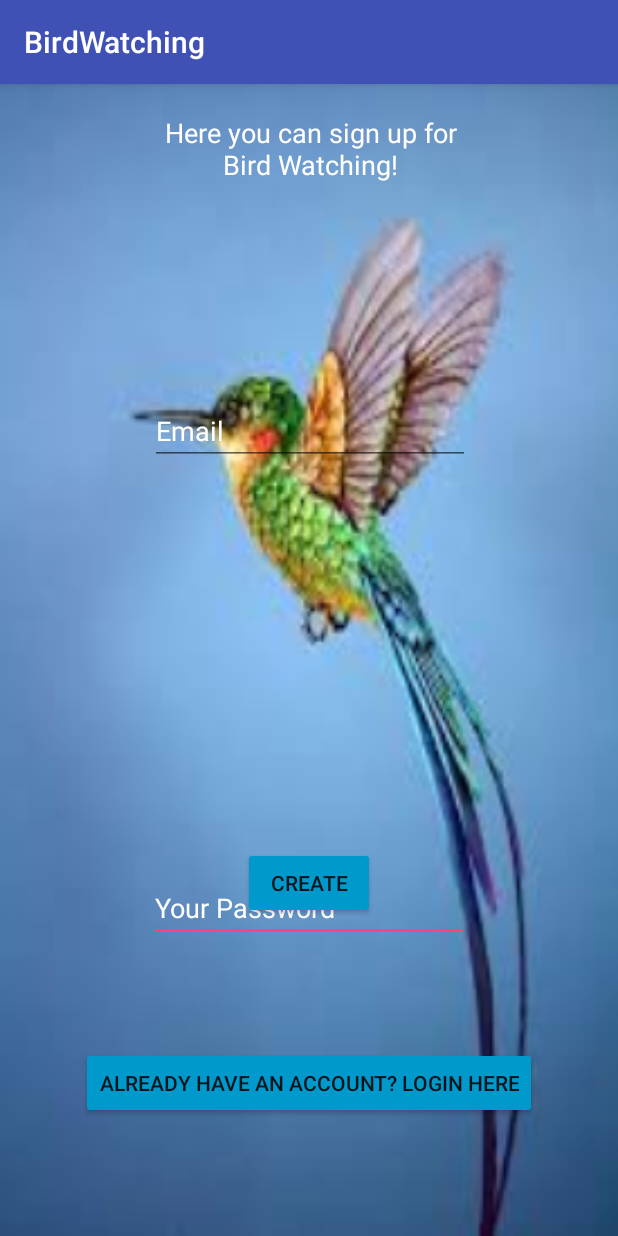
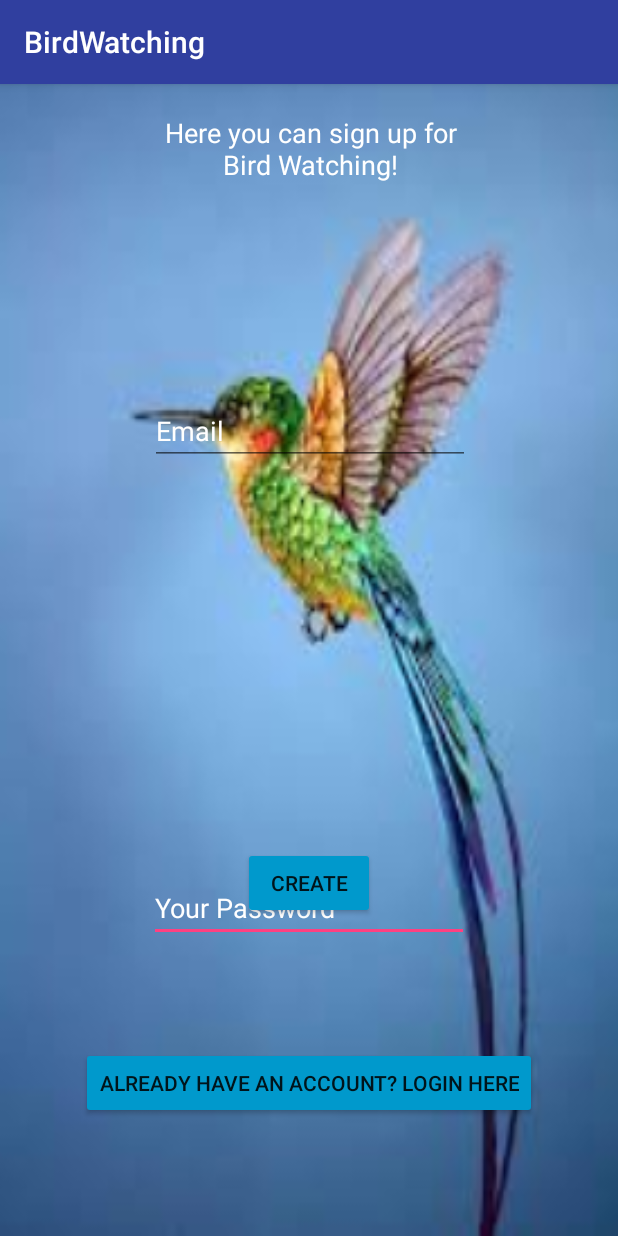
Before and after one commit to beepbeepboop/BirdWatching, an Android app: the SignUpActivity screen opened directly, with no data from a screen before it, on a phone screen of 412 x 824 dp. Run offline under Robolectric (Android 15) with nearby library versions, the phone set to English and light mode, and no system bars; our stand-ins replace Firebase (no records; nobody signed in at launch, a user with empty details on screens opened directly).

Commit message:
Made small changes, nothing major

```diff
--- a/app/src/main/res/values/styles.xml
+++ b/app/src/main/res/values/styles.xml
@@ -3,14 +3,14 @@
     <!-- Base application theme. -->
     <style name="AppTheme" parent="Theme.AppCompat.Light.DarkActionBar">
         <!-- Customize your theme here. -->
-        <item name="colorPrimary">@color/colorPrimary</item>
+        <item name="colorPrimary">@color/colorPrimaryDark</item>
         <item name="colorPrimaryDark">@color/colorPrimaryDark</item>
         <item name="colorAccent">@color/colorAccent</item>
     </style>
 
     <style name="AppTheme.NoActionBar">
         <item name="windowActionBar">false</item>
-        <item name="windowNoTitle">true</item>
+        <item name="windowNoTitle">false</item>
     </style>
 
     <style name="AppTheme.AppBarOverlay" parent="ThemeOverlay.AppCompat.Dark.ActionBar" />
```
Also changed, not shown: app/src/main/res/layout/content_main.xml (+22 -3 lines).
